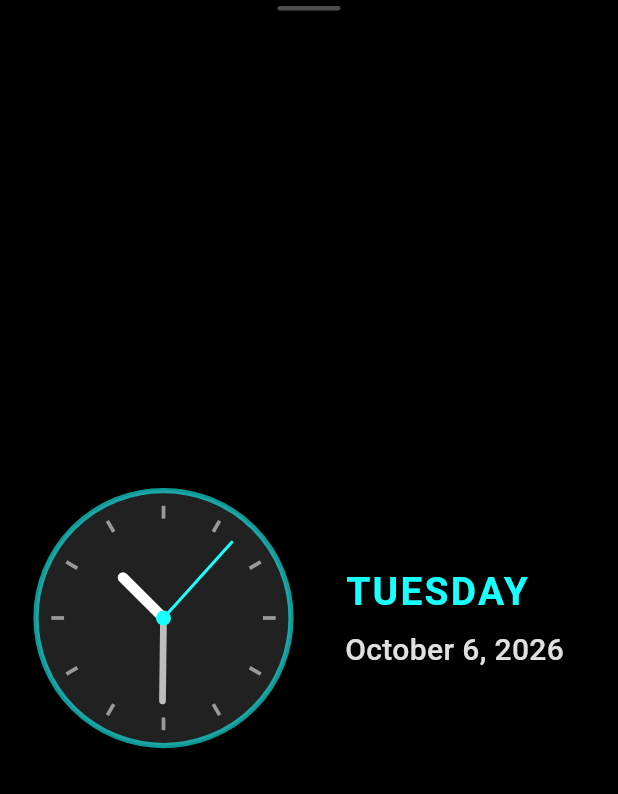
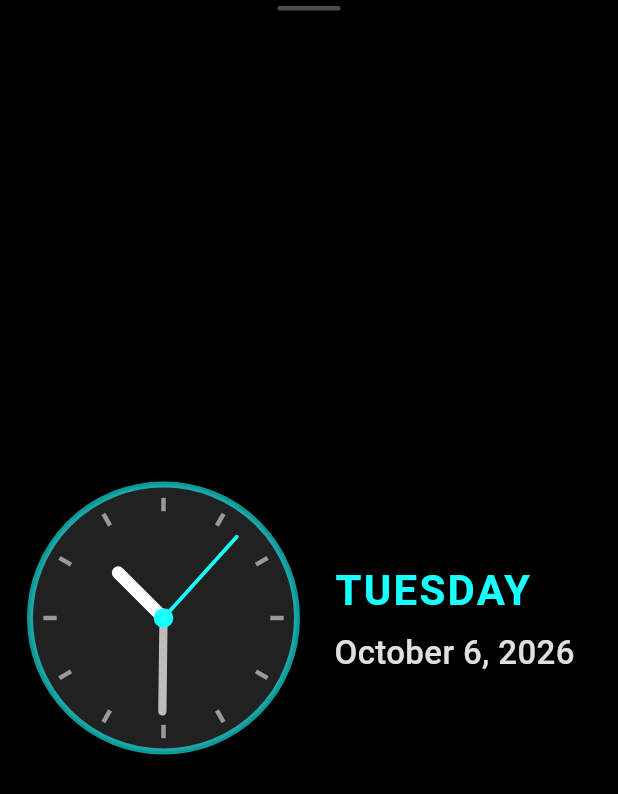
Before and after one commit to mjemborsky/PAL, a Flutter app: the screen it shows after launch, on a phone screen of 412 x 824 dp. Shown: the top 794 px of the screen. Run offline on Flutter 3.47's test engine with Material 3 defaults, Android fonts, the phone set to English and light mode, and no system bars.

Commit message:
Update clock_widget.dart

```diff
--- a/lib/ui/widgets/clock_widget.dart
+++ b/lib/ui/widgets/clock_widget.dart
@@ -23,41 +23,63 @@ class ClockWidget extends StatelessWidget {
 
         return Container(
           color: Colors.black,
-          padding: const EdgeInsets.symmetric(horizontal: 24.0, vertical: 16.0),
+          padding: const EdgeInsets.symmetric(horizontal: 20.0, vertical: 12.0),
           child: Center(
-            child: config.showCalendar
-                ? Row(
-                    mainAxisAlignment: MainAxisAlignment.spaceEvenly,
-                    crossAxisAlignment: CrossAxisAlignment.center,
-                    children: [
-                      Expanded(
-                        child: Center(
-                          child: config.isAnalog
-                              ? _buildAnalogClockFace(now)
-                              : _buildDigitalClockFace(now),
-                        ),
-                      ),
-                      const SizedBox(width: 24),
-                      Expanded(
-                        child: Center(
-                          child: _buildCalendarDisplay(now),
-                        ),
-                      ),
-                    ],
-                  )
-                : (config.isAnalog
-                    ? _buildAnalogClockFace(now)
-                    : _buildDigitalClockFace(now)),
+            child: config.isAnalog
+                ? _buildAnalogLayout(now)
+                : _buildDigitalLayout(now),
           ),
         );
       },
     );
   }
 
+  /// Analog Mode: Side-by-Side Row layout with optional calendar on the right
+  Widget _buildAnalogLayout(DateTime now) {
+    return Row(
+      mainAxisAlignment: MainAxisAlignment.spaceEvenly,
+      crossAxisAlignment: CrossAxisAlignment.center,
+      children: [
+        Expanded(
+          child: Center(
+            child: _buildAnalogClockFace(now),
+          ),
+        ),
+        if (config.showCalendar) ...[
+          const SizedBox(width: 16),
+          Expanded(
+            child: Center(
+              child: _buildCalendarDisplay(now, isStacked: false),
+            ),
+          ),
+        ],
+      ],
+    );
+  }
+
+  /// Digital Mode: Stacked Column layout with large time and left-aligned date below
+  Widget _buildDigitalLayout(DateTime now) {
+    return Column(
+      mainAxisSize: MainAxisSize.min,
+      mainAxisAlignment: MainAxisAlignment.center,
+      crossAxisAlignment: CrossAxisAlignment.start,
+      children: [
+        _buildDigitalClockFace(now),
+        if (config.showCalendar) ...[
+          const SizedBox(height: 8),
+          Padding(
+            padding: const EdgeInsets.only(left: 4.0),
+            child: _buildCalendarDisplay(now, isStacked: true),
+          ),
+        ],
+      ],
+    );
+  }
+
   Widget _buildAnalogClockFace(DateTime now) {
     return SizedBox(
-      width: 250,
-      height: 250,
+      width: 340,
+      height: 340,
       child: CustomPaint(
         painter: AnalogClockPainter(
           now: now,
@@ -78,17 +100,18 @@ class ClockWidget extends StatelessWidget {
 
     return Row(
       mainAxisSize: MainAxisSize.min,
-      mainAxisAlignment: MainAxisAlignment.center,
+      mainAxisAlignment: MainAxisAlignment.start,
       crossAxisAlignment: CrossAxisAlignment.baseline,
       textBaseline: TextBaseline.alphabetic,
       children: [
         Text(
           timeString,
           style: TextStyle(
-            fontSize: config.showCalendar ? 68 : 96,
+            fontSize: config.showCalendar ? 120 : 140,
             fontWeight: FontWeight.bold,
             color: Colors.white,
-            letterSpacing: -1,
+            letterSpacing: -2,
+            height: 1.0,
           ),
         ),
         if (periodString.isNotEmpty) ...[
@@ -96,7 +119,7 @@ class ClockWidget extends StatelessWidget {
           Text(
             periodString,
             style: TextStyle(
-              fontSize: config.showCalendar ? 24 : 32,
+              fontSize: config.showCalendar ? 38 : 44,
               fontWeight: FontWeight.w600,
               color: Colors.cyanAccent,
             ),
@@ -106,10 +129,30 @@ class ClockWidget extends StatelessWidget {
     );
   }
 
-  Widget _buildCalendarDisplay(DateTime now) {
+  Widget _buildCalendarDisplay(DateTime now, {required bool isStacked}) {
     final dayOfWeek = DateFormat('EEEE').format(now);
     final fullDate = DateFormat('MMMM d, yyyy').format(now);
 
+    if (isStacked) {
+      // Left-aligned compact date under digital clock
+      return Column(
+        mainAxisSize: MainAxisSize.min,
+        crossAxisAlignment: CrossAxisAlignment.start,
+        children: [
+          Text(
+            '$dayOfWeek, $fullDate'.toUpperCase(),
+            style: const TextStyle(
+              fontSize: 22,
+              fontWeight: FontWeight.w600,
+              color: Colors.cyanAccent,
+              letterSpacing: 1.5,
+            ),
+          ),
+        ],
+      );
+    }
+
+    // Detailed layout next to analog clock face
     return Column(
       mainAxisSize: MainAxisSize.min,
       crossAxisAlignment: CrossAxisAlignment.start,
@@ -117,7 +160,7 @@ class ClockWidget extends StatelessWidget {
         Text(
           dayOfWeek.toUpperCase(),
           style: const TextStyle(
-            fontSize: 26,
+            fontSize: 28,
             fontWeight: FontWeight.bold,
             color: Colors.cyanAccent,
             letterSpacing: 1.5,
@@ -127,7 +170,7 @@ class ClockWidget extends StatelessWidget {
         Text(
           fullDate,
           style: TextStyle(
-            fontSize: 20,
+            fontSize: 22,
             fontWeight: FontWeight.w500,
             color: Colors.grey.shade300,
           ),
@@ -158,20 +201,20 @@ class AnalogClockPainter extends CustomPainter {
     final borderPaint = Paint()
       ..color = Colors.cyanAccent.withValues(alpha: 0.6)
       ..style = PaintingStyle.stroke
-      ..strokeWidth = 3.5;
+      ..strokeWidth = 4.0;
     canvas.drawCircle(center, radius, borderPaint);
 
     // Tick Marks
     final tickPaint = Paint()
       ..color = Colors.white54
-      ..strokeWidth = 2.5;
+      ..strokeWidth = 3.0;
 
     for (int i = 0; i < 12; i++) {
       final angle = i * 30 * (pi / 180);
-      final outerX = center.dx + radius * 0.88 * cos(angle);
-      final outerY = center.dy + radius * 0.88 * sin(angle);
-      final innerX = center.dx + radius * 0.78 * cos(angle);
-      final innerY = center.dy + radius * 0.78 * sin(angle);
+      final outerX = center.dx + radius * 0.90 * cos(angle);
+      final outerY = center.dy + radius * 0.90 * sin(angle);
+      final innerX = center.dx + radius * 0.80 * cos(angle);
+      final innerY = center.dy + radius * 0.80 * sin(angle);
       canvas.drawLine(
           Offset(innerX, innerY), Offset(outerX, outerY), tickPaint);
     }
@@ -181,12 +224,12 @@ class AnalogClockPainter extends CustomPainter {
         ((now.hour % 12) + now.minute / 60) * 30 * (pi / 180) - (pi / 2);
     final hourHandPaint = Paint()
       ..color = Colors.white
-      ..strokeWidth = 7
+      ..strokeWidth = 8.5
       ..strokeCap = StrokeCap.round;
     canvas.drawLine(
       center,
-      Offset(center.dx + radius * 0.45 * cos(hourAngle),
-          center.dy + radius * 0.45 * sin(hourAngle)),
+      Offset(center.dx + radius * 0.48 * cos(hourAngle),
+          center.dy + radius * 0.48 * sin(hourAngle)),
       hourHandPaint,
     );
 
@@ -195,12 +238,12 @@ class AnalogClockPainter extends CustomPainter {
         (now.minute + now.second / 60) * 6 * (pi / 180) - (pi / 2);
     final minuteHandPaint = Paint()
       ..color = Colors.white70
-      ..strokeWidth = 4.5
+      ..strokeWidth = 5.5
       ..strokeCap = StrokeCap.round;
     canvas.drawLine(
       center,
-      Offset(center.dx + radius * 0.65 * cos(minuteAngle),
-          center.dy + radius * 0.65 * sin(minuteAngle)),
+      Offset(center.dx + radius * 0.70 * cos(minuteAngle),
+          center.dy + radius * 0.70 * sin(minuteAngle)),
       minuteHandPaint,
     );
 
@@ -209,19 +252,19 @@ class AnalogClockPainter extends CustomPainter {
       final secondAngle = now.second * 6 * (pi / 180) - (pi / 2);
       final secondHandPaint = Paint()
         ..color = Colors.cyanAccent
-        ..strokeWidth = 2.0
+        ..strokeWidth = 2.5
         ..strokeCap = StrokeCap.round;
       canvas.drawLine(
         center,
-        Offset(center.dx + radius * 0.8 * cos(secondAngle),
-            center.dy + radius * 0.8 * sin(secondAngle)),
+        Offset(center.dx + radius * 0.82 * cos(secondAngle),
+            center.dy + radius * 0.82 * sin(secondAngle)),
         secondHandPaint,
       );
     }
 
     // Center Pivot Pin
     final centerPinPaint = Paint()..color = Colors.cyanAccent;
-    canvas.drawCircle(center, 5, centerPinPaint);
+    canvas.drawCircle(center, 6.5, centerPinPaint);
   }
 
   @override
```
